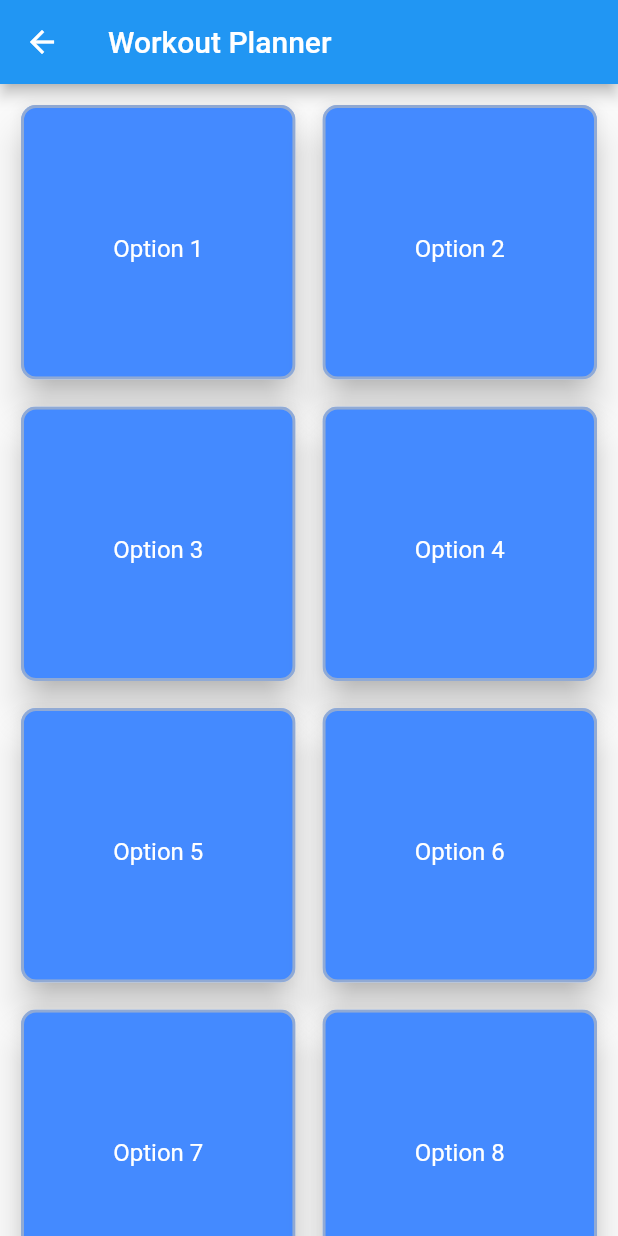
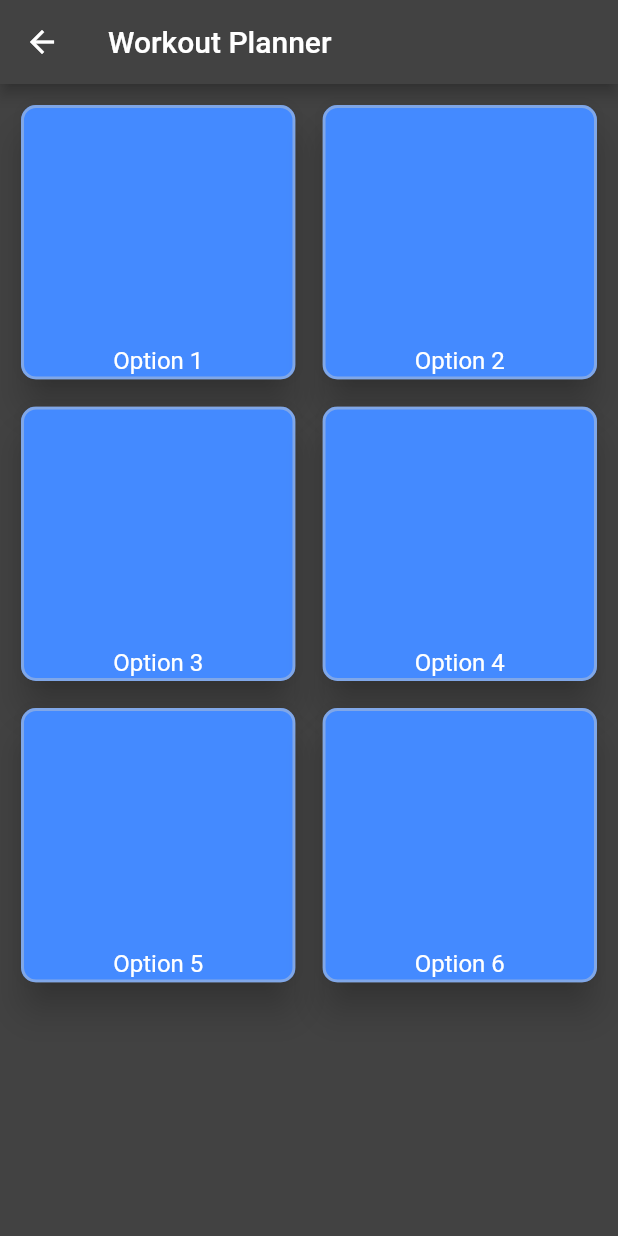
Before and after one commit to KizKizz/workout_planner, a Flutter app: the HomePage screen opened directly, on a phone screen of 412 x 824 dp. Run offline on Flutter 3.47's test engine with Material 2 defaults, Android fonts, the light colour scheme and no system bars; our stand-ins replace shared_preferences; accounts and stored records are empty.

Commit message:
Color scheme changes

```diff
--- a/lib/home_page.dart
+++ b/lib/home_page.dart
@@ -1,3 +1,5 @@
+import 'dart:io';
+
 import 'package:flutter/material.dart';
 import 'package:workout_planner/main.dart';
 import 'package:workout_planner/selection_page.dart';
@@ -18,8 +20,6 @@ class _HomePageState extends State<HomePage> {
     'Option 4',
     'Option 5',
     'Option 6',
-    'Option 7',
-    'Option 8',
   ];
 
   // Functions go here
@@ -34,8 +34,8 @@ class _HomePageState extends State<HomePage> {
           height: MediaQuery.of(context).size.height,
           width: MediaQuery.of(context).size.width,
           child: GridView.builder(
-              gridDelegate: const SliverGridDelegateWithFixedCrossAxisCount(
-                crossAxisCount: 2,
+              gridDelegate: SliverGridDelegateWithFixedCrossAxisCount(
+                crossAxisCount: Platform.isIOS || Platform.isAndroid ? 2 : 3,
                 crossAxisSpacing: 10.0,
                 mainAxisSpacing: 10.0,
               ),
@@ -48,11 +48,16 @@ class _HomePageState extends State<HomePage> {
                   child: ListTile(
                     shape: RoundedRectangleBorder(borderRadius: const BorderRadius.all(Radius.circular(10.0)), side: BorderSide(width: 2, color: Theme.of(context).highlightColor)),
                     tileColor: Colors.blueAccent,
-                    title: Center(
+                    title: Align(
+                      alignment: Alignment.bottomCenter,
+                      child: Padding(
+                        padding: const EdgeInsets.only(bottom: 5),
                         child: Text(
-                      _tiles[index],
-                      style: const TextStyle(color: Colors.white),
-                    )),
+                          _tiles[index],
+                          style: const TextStyle(color: Colors.white),
+                        ),
+                      ),
+                    ),
                     onTap: () {
                       Navigator.push(
                         context,
```
Also changed, not shown: lib/main.dart (+11 -10 lines).
